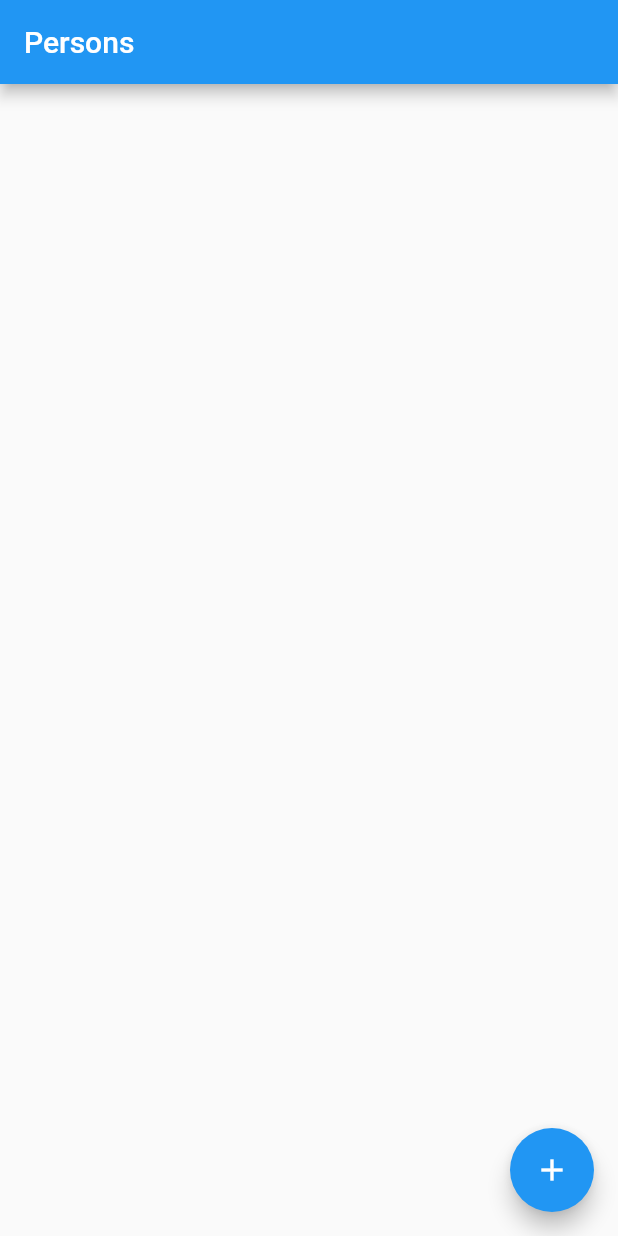
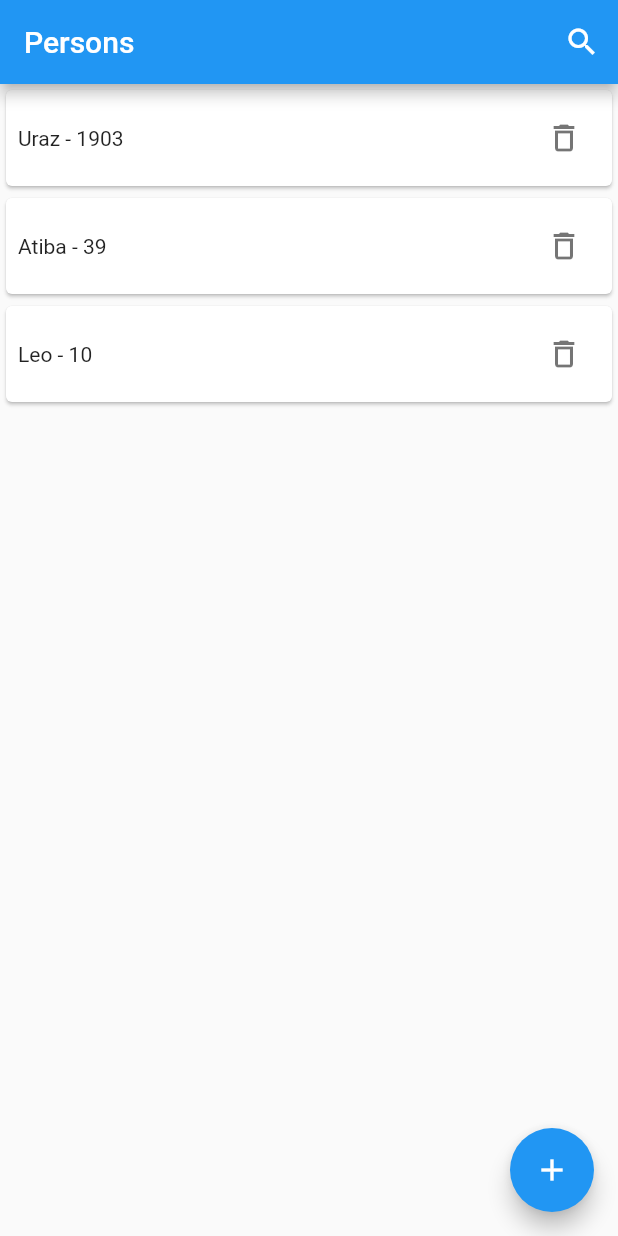
Before and after one commit to ocakburak/persons-with-bloc, a Flutter app: the screen it shows after launch, on a phone screen of 412 x 824 dp. Run offline on Flutter 3.47's test engine with Material 2 defaults, Android fonts, the light colour scheme and no system bars.

Commit message:
ui completed

```diff
--- a/lib/views/home_page.dart
+++ b/lib/views/home_page.dart
@@ -12,17 +12,109 @@ class HomePage extends StatefulWidget {
 }
 
 class _HomePageState extends State<HomePage> {
+  bool isSearch = false;
+
+  Future<List<Persons>> showAllPerson() async {
+    var personList = <Persons>[];
+    var p1 = Persons(person_id: 1, person_name: 'Uraz', person_phone: '1903');
+    var p2 = Persons(person_id: 2, person_name: 'Atiba', person_phone: '39');
+    var p3 = Persons(person_id: 3, person_name: 'Leo', person_phone: '10');
+
+    personList.add(p1);
+    personList.add(p2);
+    personList.add(p3);
+
+    return personList;
+  }
+
   @override
   Widget build(BuildContext context) {
     return Scaffold(
       appBar: AppBar(
-        title: const Text('Persons'),
+        title: isSearch
+            ? TextField(
+                decoration: const InputDecoration(hintText: 'Search'),
+                onChanged: (result) {
+                  print('Result: $result');
+                },
+              )
+            : const Text('Persons'),
+        actions: [
+          isSearch
+              ? IconButton(
+                  icon: const Icon(Icons.cancel),
+                  onPressed: () {
+                    setState(() {
+                      isSearch = !isSearch;
+                    });
+                  },
+                )
+              : IconButton(
+                  icon: const Icon(Icons.search),
+                  onPressed: () {
+                    setState(() {
+                      isSearch = !isSearch;
+                    });
+                  },
+                ),
+        ],
       ),
-      body: Center(
-        child: Column(
-          mainAxisAlignment: MainAxisAlignment.spaceEvenly,
-          children: [],
-        ),
+      body: FutureBuilder<List<Persons>>(
+        future: showAllPerson(),
+        builder: (context, snapshot) {
+          if (snapshot.hasData) {
+            var personLists = snapshot.data;
+            return ListView.builder(
+              itemCount: personLists!.length,
+              itemBuilder: (BuildContext context, int index) {
+                var per = personLists[index];
+                return GestureDetector(
+                  onTap: () {
+                    Navigator.push(
+                      context,
+                      MaterialPageRoute(
+                        builder: (context) => PersonDetailPage(person: per),
+                      ),
+                    ).then((value) {
+                      print("back to home page");
+                    });
+                  },
+                  child: Card(
+                    child: Padding(
+                      padding: const EdgeInsets.all(8.0),
+                      child: Row(
+                        children: [
+                          Text('${per.person_name} - ${per.person_phone}'),
+                          const Spacer(),
+                          IconButton(
+                            icon: const Icon(
+                              Icons.delete_outline,
+                              color: Colors.black54,
+                            ),
+                            onPressed: () {
+                              ScaffoldMessenger.of(context)
+                                  .showSnackBar(SnackBar(
+                                content: Text('${per.person_name} is delete?'),
+                                action: SnackBarAction(
+                                  label: 'YES',
+                                  onPressed: () {
+                                    print('Person delete: ${per.person_id}');
+                                  },
+                                ),
+                              ));
+                            },
+                          ),
+                        ],
+                      ),
+                    ),
+                  ),
+                );
+              },
+            );
+          } else {
+            return const Center();
+          }
+        },
       ),
       floatingActionButton: FloatingActionButton(
         onPressed: () {
@@ -34,17 +126,6 @@ class _HomePageState extends State<HomePage> {
           ).then((value) {
             print("back to home page");
           });
-
-          // var person = Persons(
-          //     person_id: 1, person_name: 'Burak', person_phone: '12345');
-          // Navigator.push(
-          //   context,
-          //   MaterialPageRoute(
-          //     builder: (context) => PersonDetailPage(person: person),
-          //   ),
-          // ).then((value) {
-          //   print("back to home page");
-          // });
         },
         child: const Icon(Icons.add),
       ),
```
